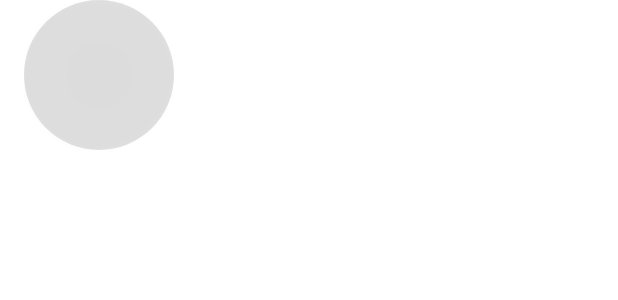
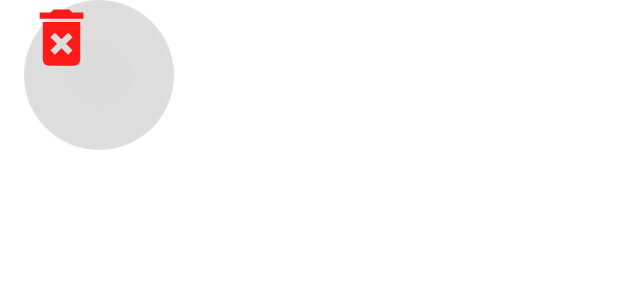
Before and after one commit to duykhanh0504/CodingChallengeTimer, an Android app: the layout item_timer_setup.xml on its own in the app's theme, with its tools: preview values and no code run, on a phone screen of 412 x 824 dp. Shown: the top 300 px of the screen. Run offline under Robolectric (Android 15) with nearby library versions, the phone set to English and light mode, and no system bars.

Commit message:
+ delete timer function + fix bugs add list item timer

```diff
--- a/CodingChallengesFossil3/app/src/main/java/com/kan/codingchallengesfossil3/feature/main/MainViewModel.kt
+++ b/CodingChallengesFossil3/app/src/main/java/com/kan/codingchallengesfossil3/feature/main/MainViewModel.kt
@@ -34,6 +34,10 @@ class MainViewModel @Inject constructor(
         timerRepository.save(data)
     }
 
+    fun deleteTimer(data: TimerModel) {
+        timerRepository.delete(data)
+    }
+
     fun getAllTimer() {
         val data = timerRepository.findAllData()
         data?.also {
--- a/CodingChallengesFossil3/app/src/main/java/com/kan/codingchallengesfossil3/feature/main/timer/TimerAdapter.kt
+++ b/CodingChallengesFossil3/app/src/main/java/com/kan/codingchallengesfossil3/feature/main/timer/TimerAdapter.kt
@@ -23,6 +23,7 @@ class TimerAdapter : RecyclerView.Adapter<TimerAdapter.ItemViewHolder>() {
     private val asyncListDiffer = AsyncListDiffer(this, DiffItemCallback())
 
     var onItemClick: ((TimerModelUI) -> Unit)? = null
+    var onItemDelete: ((TimerModelUI) -> Unit)? = null
 
     override fun onCreateViewHolder(parent: ViewGroup, viewType: Int): ItemViewHolder {
         return ItemViewHolder(parent.inflate(R.layout.item_timer_setup))
@@ -55,6 +56,10 @@ class TimerAdapter : RecyclerView.Adapter<TimerAdapter.ItemViewHolder>() {
             containerView.timer.setOnSafeClickListener {
                 onItemClick?.invoke(timerModel)
             }
+
+            containerView.deleteTimer.setOnSafeClickListener {
+                onItemDelete?.invoke(timerModel)
+            }
         }
 
     }
--- /dev/null
+++ b/CodingChallengesFossil3/app/src/main/res/drawable/ic_delete.xml
@@ -0,0 +1,5 @@
+<vector android:height="24dp" android:tint="#FF1A1A"
+    android:viewportHeight="24" android:viewportWidth="24"
+    android:width="24dp" xmlns:android="http://schemas.android.com/apk/res/android">
+    <path android:fillColor="@android:color/white" android:pathData="M6,19c0,1.1 0.9,2 2,2h8c1.1,0 2,-0.9 2,-2L18,7L6,7v12zM8.46,11.88l1.41,-1.41L12,12.59l2.12,-2.12 1.41,1.41L13.41,14l2.12,2.12 -1.41,1.41L12,15.41l-2.12,2.12 -1.41,-1.41L10.59,14l-2.13,-2.12zM15.5,4l-1,-1h-5l-1,1L5,4v2h14L19,4z"/>
+</vector>
--- a/CodingChallengesFossil3/app/src/main/res/layout/item_timer_setup.xml
+++ b/CodingChallengesFossil3/app/src/main/res/layout/item_timer_setup.xml
@@ -14,4 +14,11 @@
         android:background="@drawable/round_button"
         android:gravity="center_vertical|center_horizontal" />
 
+    <androidx.appcompat.widget.AppCompatButton
+        android:id="@+id/deleteTimer"
+        android:layout_width="50dp"
+        android:layout_height="50dp"
+        android:background="@drawable/ic_delete" />
+
+
 </RelativeLayout>
```
Also changed, not shown: CodingChallengesFossil3/app/src/main/java/com/kan/codingchallengesfossil3/data/repository/TimerDataRepository.kt (+6 -5 lines), CodingChallengesFossil3/app/src/main/java/com/kan/codingchallengesfossil3/feature/main/timer/TimerFragment.kt (+10 -1 lines).
